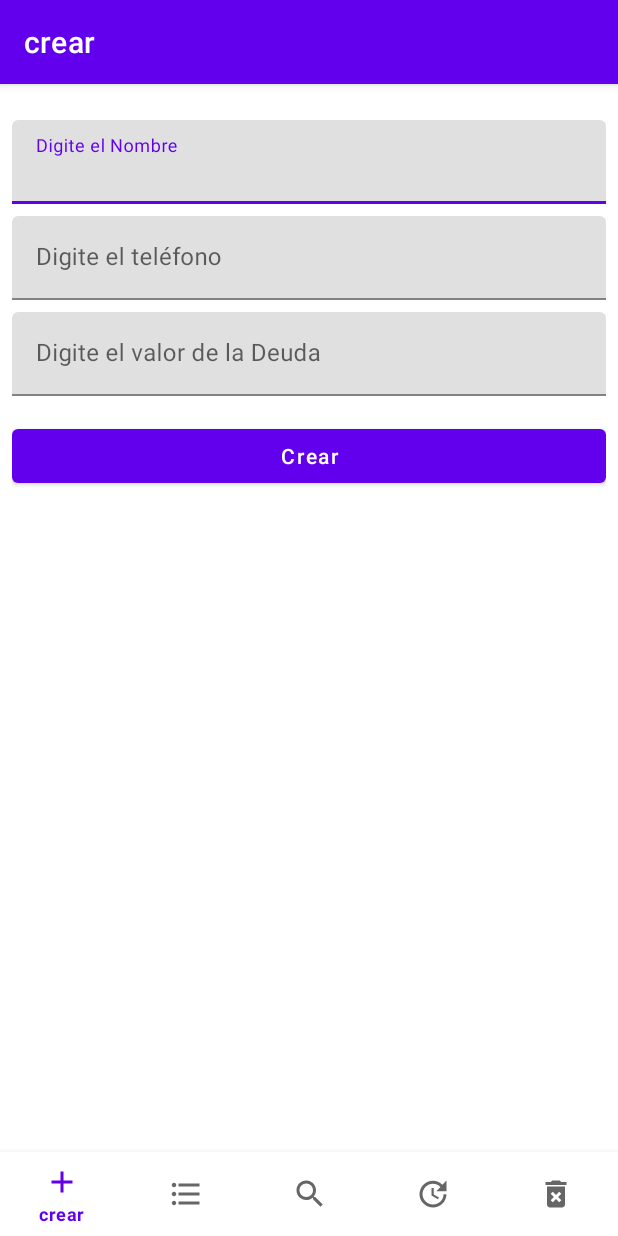
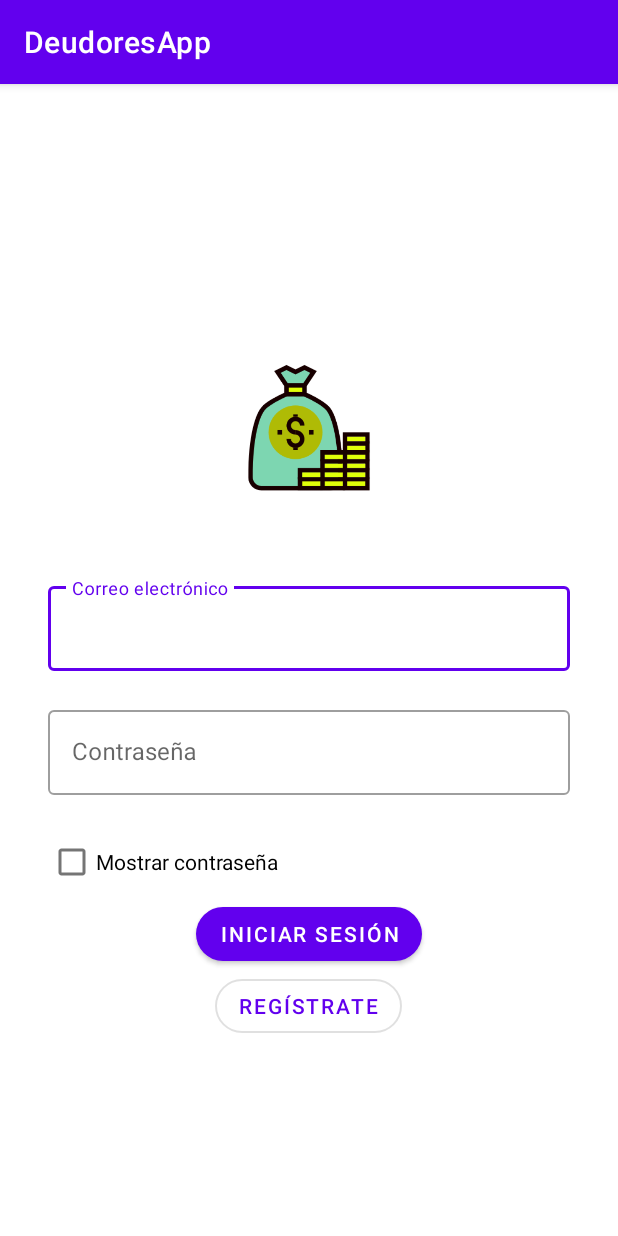
Before and after one commit to JuanRios66/DeudoresApp, an Android app: the screen it shows after launch (MainActivity before the commit, LoginActivity after it), on a phone screen of 412 x 824 dp. Run offline under Robolectric (Android 15) with nearby library versions, the light colour scheme and no system bars; our stand-ins replace Room's generated code.

Commit message:
Actividades listas para implementar el Dao

```diff
--- a/app/build.gradle
+++ b/app/build.gradle
@@ -37,6 +37,7 @@ android {
 }
 
 dependencies {
+    implementation 'androidx.annotation:annotation:1.2.0'
     def room_version = "2.3.0"
 
     implementation("androidx.room:room-runtime:$room_version")
--- /dev/null
+++ b/app/src/main/java/com/juanrios66/deudoresapp/activities/LoginActivity.kt
@@ -0,0 +1,118 @@
+package com.juanrios66.deudoresapp.activities
+
+import android.app.Activity
+import android.content.Intent
+import androidx.appcompat.app.AppCompatActivity
+import android.os.Bundle
+import android.text.method.HideReturnsTransformationMethod
+import android.text.method.PasswordTransformationMethod
+import android.widget.Toast
+import androidx.core.widget.doAfterTextChanged
+
+import com.juanrios66.deudoresapp.MainActivity
+import com.juanrios66.deudoresapp.R
+import com.juanrios66.deudoresapp.databinding.ActivityLoginBinding
+import com.juanrios66.deudoresapp.utils.EMPTY
+import com.juanrios66.deudoresapp.utils.emailValidator
+import com.juanrios66.deudoresapp.utils.passValidator
+
+class LoginActivity : AppCompatActivity() {
+
+    private lateinit var loginBinding: ActivityLoginBinding
+    private var condicion = booleanArrayOf(false, false)
+    private var banEmail = false
+    private var banPass = false
+
+    override fun onCreate(savedInstanceState: Bundle?) {
+        super.onCreate(savedInstanceState)
+        loginBinding = ActivityLoginBinding.inflate(layoutInflater)
+        setContentView(loginBinding.root)
+
+        if (intent.hasExtra("user")) {
+            //TODO agregar el usuario que viene de la actividad register a la Database
+        }
+
+        loginBinding.textPassword.setOnClickListener {
+            if (loginBinding.password.error == getString(R.string.errorpass)) {
+                loginBinding.password.error = null
+                loginBinding.textPassword.setText(EMPTY)
+            }
+        }
+
+        loginBinding.mostrar.setOnClickListener {
+            if (!loginBinding.mostrar.isChecked) {
+                loginBinding.textPassword.transformationMethod =
+                    PasswordTransformationMethod.getInstance()
+            } else {
+                loginBinding.textPassword.transformationMethod =
+                    HideReturnsTransformationMethod.getInstance()
+            }
+        }
+
+        /*Verifica cada momneto como cambia lo que hay en la barra de correo
+        * para verificar si es un correo valido o no*/
+        loginBinding.textPassword.doAfterTextChanged {
+            if (!passValidator(loginBinding.textPassword.text.toString())) {
+                loginBinding.password.error = getString(R.string.digits6)
+                condicion[1] = false
+            } else {
+                loginBinding.password.error = null
+                condicion[1] = true
+            }
+            loginBinding.send.isEnabled = condicion.all { it }
+        }
+
+        /*Verifica cada momento como cambia lo que hay en la barra de contraseña
+        * para verificar si es valida o no*/
+        loginBinding.textEmail.doAfterTextChanged {
+            if (!emailValidator(loginBinding.textEmail.text.toString())) {
+                loginBinding.password.error = getString(R.string.email_invalido)
+                condicion[0] = false
+            } else {
+                loginBinding.password.error = null
+                condicion[0] = true
+            }
+            loginBinding.send.isEnabled = condicion.all { it }
+        }
+
+        /*Funcion que se ejecuta cuando damos en el boton de inicio de sesion*/
+        loginBinding.send.setOnClickListener {
+            //TODO primero verificar que los usuarios se encuentren regstrados
+
+            if (banEmail) {
+                if (banPass) {
+                    banEmail = false
+                    banPass = false
+                    val intent = Intent(this, MainActivity::class.java)
+                    intent.putExtra("email", loginBinding.textEmail.text.toString())
+                    intent.putExtra("pass", loginBinding.textPassword.text.toString())
+                    startActivity(intent)
+                    finish()
+                } else {
+                    loginBinding.password.error = getString(R.string.errorpass)
+                }
+            } else {
+                Toast.makeText(this, getString(R.string.errorlogin), Toast.LENGTH_LONG).show()
+            }
+        }
+
+        loginBinding.register.setOnClickListener {
+            val intent = Intent(this, RegisterActivity::class.java)
+            startActivityForResult(intent, 1)
+        }
+    }
+
+    override fun onActivityResult(requestCode: Int, resultCode: Int, data: Intent?) {
+        super.onActivityResult(requestCode, resultCode, data)
+        if (requestCode == 1 && resultCode == Activity.RESULT_OK) {
+            //TODO se toma el usuario enviado de registro y se agrega a la base datos
+            //val user: Users = data!!.getSerializableExtra("user") as Users
+            loginBinding.textEmail.setText(EMPTY)
+            loginBinding.textPassword.setText(EMPTY)
+            //usuarios.add(user)
+            //guardarusuario(user.nickname.toString(), user.email.toString(), user.password.toString())
+        }
+    }
+
+
+}
--- /dev/null
+++ b/app/src/main/java/com/juanrios66/deudoresapp/activities/SplashActivity.kt
@@ -0,0 +1,25 @@
+package com.juanrios66.deudoresapp.activities
+
+import android.content.Intent
+import androidx.appcompat.app.AppCompatActivity
+import android.os.Bundle
+import android.view.Window
+import com.juanrios66.deudoresapp.R
+import java.util.*
+import kotlin.concurrent.timerTask
+
+class SplashActivity : AppCompatActivity() {
+    override fun onCreate(savedInstanceState: Bundle?) {
+        super.onCreate(savedInstanceState)
+        this.supportRequestWindowFeature(Window.FEATURE_NO_TITLE)
+        setContentView(R.layout.activity_splash)
+        val timer = Timer()
+        timer.schedule(timerTask { goToLoginActivity() }, 1500)
+    }
+
+    private fun goToLoginActivity() {
+        val intent = Intent(this, LoginActivity::class.java)
+        startActivity(intent)
+        finish()
+    }
+}
--- /dev/null
+++ b/app/src/main/java/com/juanrios66/deudoresapp/utils/const.kt
@@ -0,0 +1,5 @@
+package com.juanrios66.deudoresapp.utils
+
+const val EMPTY = ""
+const val MIN_LENGHT_PASS = 6
+const val MIN_LENGHT_USER = 8
--- /dev/null
+++ b/app/src/main/res/layout/activity_login.xml
@@ -0,0 +1,79 @@
+<?xml version="1.0" encoding="utf-8"?>
+<ScrollView xmlns:android="http://schemas.android.com/apk/res/android"
+    xmlns:app="http://schemas.android.com/apk/res-auto"
+    xmlns:tools="http://schemas.android.com/tools"
+    android:layout_width="match_parent"
+    android:layout_height="wrap_content">
+
+    <LinearLayout
+        android:layout_width="match_parent"
+        android:layout_height="wrap_content"
+        android:layout_gravity="center"
+        android:orientation="vertical"
+        android:padding="32dp"
+        tools:context=".activities.LoginActivity">
+
+        <ImageView
+            android:id="@+id/icono"
+            android:layout_width="169dp"
+            android:layout_height="168dp"
+            android:layout_gravity="center"
+            android:layout_margin="16dp"
+            android:contentDescription="@string/app_name"
+            app:srcCompat="@drawable/ico" />
+
+        <com.google.android.material.textfield.TextInputLayout
+            android:id="@+id/email"
+            style="@style/Widget.MaterialComponents.TextInputLayout.OutlinedBox"
+            android:layout_width="match_parent"
+            android:layout_height="match_parent"
+            app:errorEnabled="true">
+
+            <com.google.android.material.textfield.TextInputEditText
+                android:id="@+id/textEmail"
+                android:layout_width="match_parent"
+                android:layout_height="wrap_content"
+                android:hint="@string/email"
+                android:inputType="textEmailAddress" />
+        </com.google.android.material.textfield.TextInputLayout>
+
+        <com.google.android.material.textfield.TextInputLayout
+            android:id="@+id/password"
+            style="@style/Widget.MaterialComponents.TextInputLayout.OutlinedBox"
+            android:layout_width="match_parent"
+            android:layout_height="match_parent"
+            app:errorEnabled="true">
+
+            <com.google.android.material.textfield.TextInputEditText
+                android:id="@+id/textPassword"
+                android:layout_width="match_parent"
+                android:layout_height="wrap_content"
+                android:hint="@string/password"
+                android:inputType="textPassword" />
+
+            <CheckBox
+                android:id="@+id/mostrar"
+                android:layout_width="wrap_content"
+                android:layout_height="wrap_content"
+                android:layout_weight="1"
+                android:text="@string/mostrar" />
+        </com.google.android.material.textfield.TextInputLayout>
+
+        <Button
+            android:id="@+id/send"
+            android:layout_width="wrap_content"
+            android:layout_height="wrap_content"
+            android:layout_gravity="center"
+            android:text="@string/iniciar_sesion"
+            app:cornerRadius="32dp" />
+
+        <Button
+            android:id="@+id/register"
+            style="?attr/materialButtonOutlinedStyle"
+            android:layout_width="wrap_content"
+            android:layout_height="wrap_content"
+            android:layout_gravity="center"
+            android:text="@string/registrate"
+            app:cornerRadius="32dp" />
+    </LinearLayout>
+</ScrollView>
--- /dev/null
+++ b/app/src/main/res/values-land/dimens.xml
@@ -0,0 +1,3 @@
+<resources>
+ <dimen name="activity_horizontal_margin">48dp</dimen>
+</resources>
--- /dev/null
+++ b/app/src/main/res/values-w1240dp/dimens.xml
@@ -0,0 +1,3 @@
+<resources>
+ <dimen name="activity_horizontal_margin">200dp</dimen>
+</resources>
--- /dev/null
+++ b/app/src/main/res/values-w600dp/dimens.xml
@@ -0,0 +1,3 @@
+<resources>
+ <dimen name="activity_horizontal_margin">48dp</dimen>
+</resources>
--- a/app/src/main/res/values/strings.xml
+++ b/app/src/main/res/values/strings.xml
@@ -19,4 +19,29 @@
     <string name="accept">Aceptar</string>
     <string name="cancel">Cancelar</string>
     <string name="title_details">Detalles</string>
+    <string name="title_activity_login">LoginActivity</string>
+    <string name="prompt_email">Email</string>
+    <string name="prompt_password">Password</string>
+    <string name="action_sign_in">Sign in or register</string>
+    <string name="action_sign_in_short">Sign in</string>
+    <string name="welcome">"Welcome !"</string>
+    <string name="invalid_username">Not a valid username</string>
+    <string name="invalid_password">Password must be >5 characters</string>
+    <string name="login_failed">"Login failed"</string>
+    <string name="splash">Image_splash</string>
+    <string name="email">Correo electrónico</string>
+    <string name="password">Contraseña</string>
+    <string name="mostrar">Mostrar contraseña</string>
+    <string name="iniciar_sesion">Iniciar sesión</string>
+    <string name="registrate">Regístrate</string>
+    <string name="crear_usuario">Crear usuario</string>
+    <string name="username">Nombre de usuario</string>
+    <string name="repeat_password">Repetir contraseña</string>
+    <string name="errorpass">Contraseña incorrecta</string>
+    <string name="no_coincidencia">Las contraseñas no coinciden</string>
+    <string name="errorregister">Verifique todos los campos</string>
+    <string name="digits8">El usuario debe contener al menos 8 caracteres</string>
+    <string name="email_invalido">El correo ingresado no es válido</string>
+    <string name="digits6">La contraseña debe contener al menos 6 carateres</string>
+    <string name="errorlogin">Verifique el correo o regístrese</string>
 </resources>
```
Also changed, not shown: app/src/main/AndroidManifest.xml (+12 -3 lines), app/src/main/java/com/juanrios66/deudoresapp/activities/RegisterActivity.kt (added, +87 -0 lines), app/src/main/java/com/juanrios66/deudoresapp/utils/Validators.kt (added, +16 -0 lines), app/src/main/res/layout/activity_register.xml (added, +99 -0 lines), app/src/main/res/layout/activity_splash.xml (added, +19 -0 lines), app/src/main/res/drawable-200dpi/ico.png (added).
